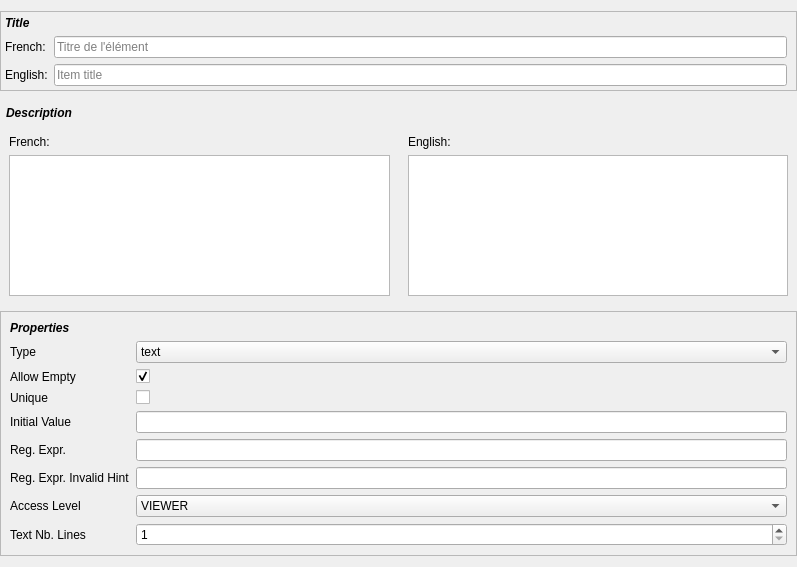
Before: the Qt Designer form resources/item_edit.ui in lesca-research/piccel, drawn with Qt 5.
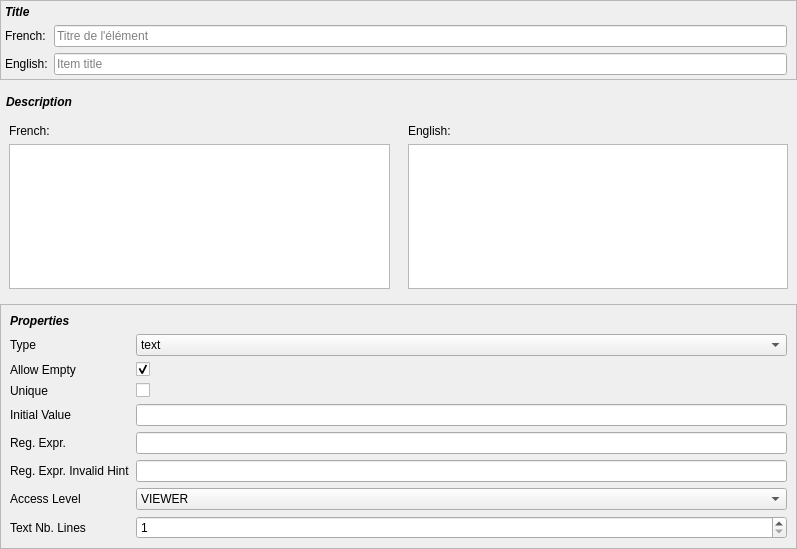
After: the same form once the commit is applied. Custom widgets are drawn as their Qt base class.

Patch:
```diff
--- a/resources/item_edit.ui
+++ b/resources/item_edit.ui
@@ -7,7 +7,7 @@
     <x>0</x>
     <y>0</y>
     <width>797</width>
-    <height>567</height>
+    <height>549</height>
    </rect>
   </property>
   <property name="windowTitle">
@@ -17,9 +17,15 @@
    <property name="leftMargin">
     <number>0</number>
    </property>
+   <property name="topMargin">
+    <number>0</number>
+   </property>
    <property name="rightMargin">
     <number>0</number>
    </property>
+   <property name="bottomMargin">
+    <number>0</number>
+   </property>
    <item alignment="Qt::AlignTop">
     <widget class="QFrame" name="form_title_frame">
      <property name="sizePolicy">
```
